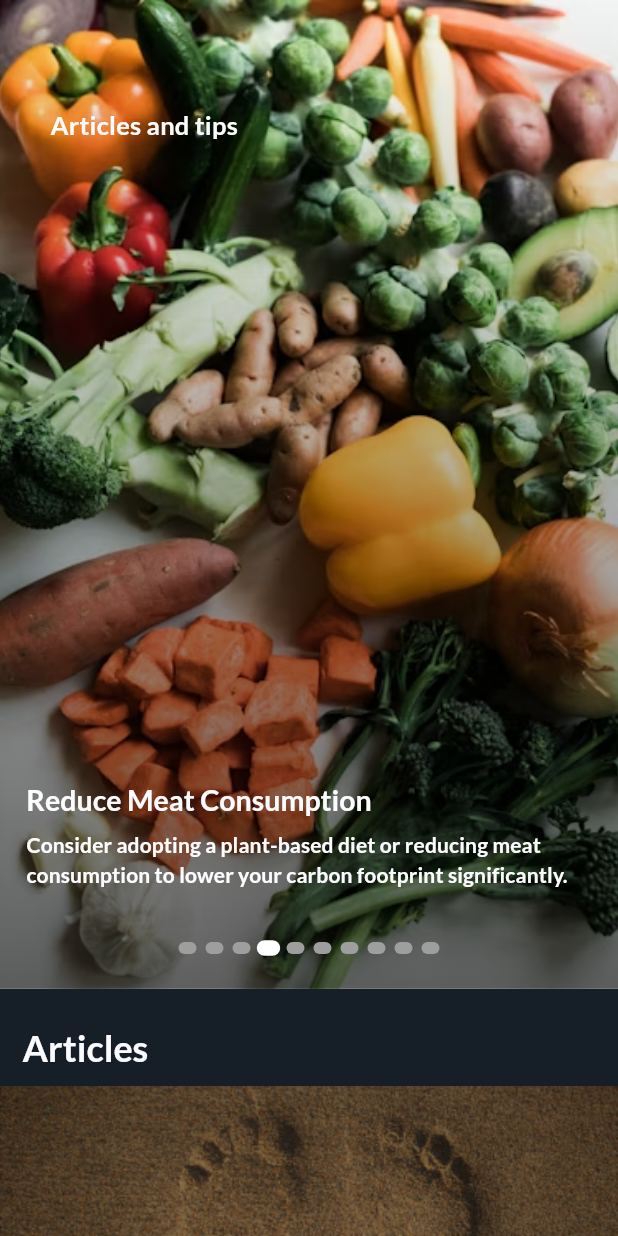
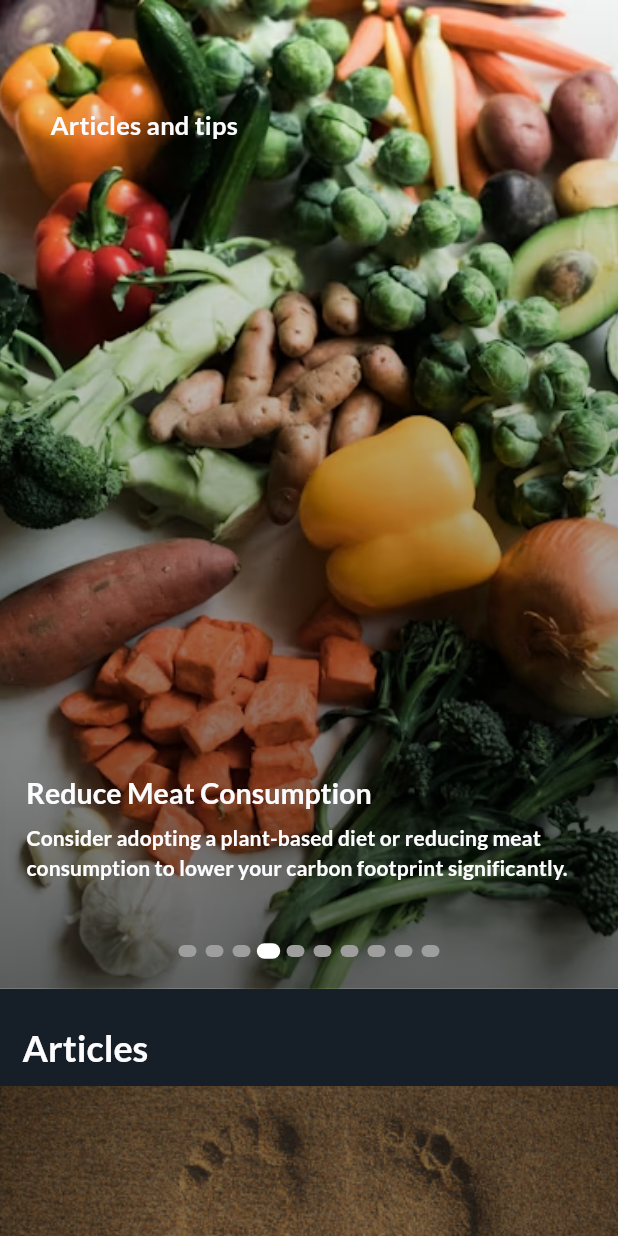
Before and after one commit to Hovik93/food_footprint, a Flutter app: the ArticlesAndTipsScreen screen opened directly, swiped to page 4, on a phone screen of 412 x 824 dp. Run offline on Flutter 3.47's test engine with Material 3 defaults, Android fonts, the phone set to English and light mode, and no system bars; drawn by our look-alikes of smooth_page_indicator; our stand-ins replace flutter_screenutil, in_app_review, shared_preferences; accounts and stored records are empty.

Commit message:
Fixed bugs

```diff
--- a/lib/ui/body_screen/articles_and_tips.dart
+++ b/lib/ui/body_screen/articles_and_tips.dart
@@ -88,9 +88,21 @@ class _ArticlesAndTipsScreenState extends State<ArticlesAndTipsScreen> {
                                 style: theme?.titleSmall,
                               ),
                               SizedBox(
-                                height: 30.w,
+                                height: 44.w,
                               ),
-                              Center(
+                            ],
+                          ),
+                        ),
+                      ],
+                    );
+                  },
+                ),
+              ),
+              Positioned(
+                bottom: 20,
+                left: 0,
+                right: 0,
+                child: Center(
                   child: SmoothPageIndicator(
                     controller: _pageController,
                     count: 10,
@@ -105,13 +117,6 @@ class _ArticlesAndTipsScreenState extends State<ArticlesAndTipsScreen> {
                       fixedCenter: false,
                     ),
                   ),
-                              ),
-                            ],
-                          ),
-                        ),
-                      ],
-                    );
-                  },
                 ),
               ),
               Positioned(
--- a/lib/ui/body_screen/home_screen.dart
+++ b/lib/ui/body_screen/home_screen.dart
@@ -207,7 +207,6 @@ class _HomeScreenState extends State<HomeScreen> {
                 ),
               ),
             ),
-            // "Tip of the day" button Fixed bottom screen
           ],
         ),
       ),
--- a/lib/ui/widgets/quizzes_list.dart
+++ b/lib/ui/widgets/quizzes_list.dart
@@ -45,8 +45,7 @@ class QuizzesListView extends StatelessWidget {
                   style: theme.titleSmall,
                 ),
               ),
-              SizedBox(height: scrollDirection == Axis.horizontal ? 30 : 12),
-              if(isHome== true) const Spacer(),
+              if (isHome == true) const Spacer(),
               GestureDetector(
                 onTap: () {
                   Navigator.push(
```
Also changed, not shown: lib/main.dart (+11 -4 lines), lib/ui/body_screen/product_screen.dart (+9 -4 lines), assets/product/avocado.png, assets/product/black_beans.png, assets/product/butter.png, assets/product/hard_cheese.png, assets/tip/tip8.png, 5 other files. Lines whose indentation alone changed are shown as unchanged.
